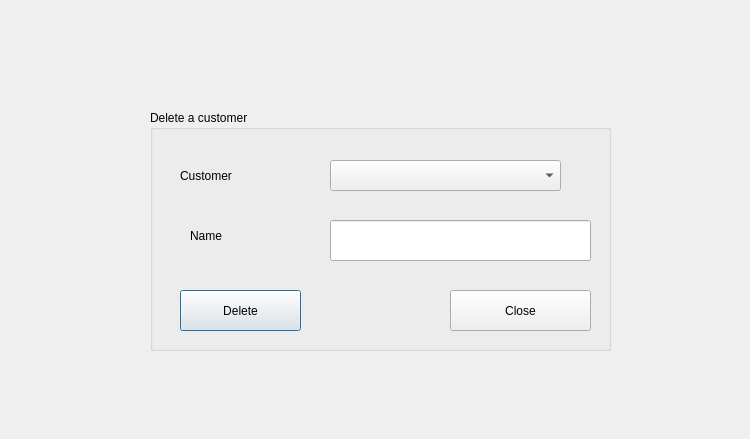
This is deletecustomer.ui in jonathansaetre/BankSystem as Qt 5 draws it before an edit. The edited form follows.
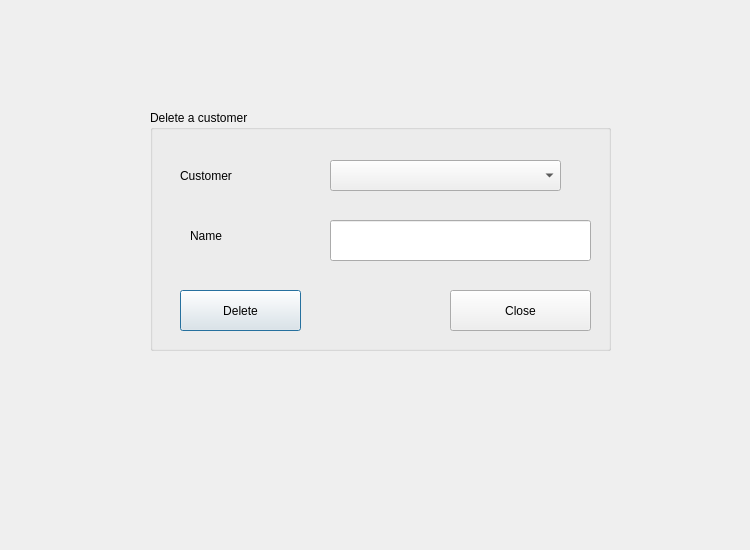
This is the edited form.

The edit to the form file:
```diff
--- a/deletecustomer.ui
+++ b/deletecustomer.ui
@@ -7,7 +7,7 @@
     <x>0</x>
     <y>0</y>
     <width>750</width>
-    <height>439</height>
+    <height>550</height>
    </rect>
   </property>
   <property name="windowTitle">
```
